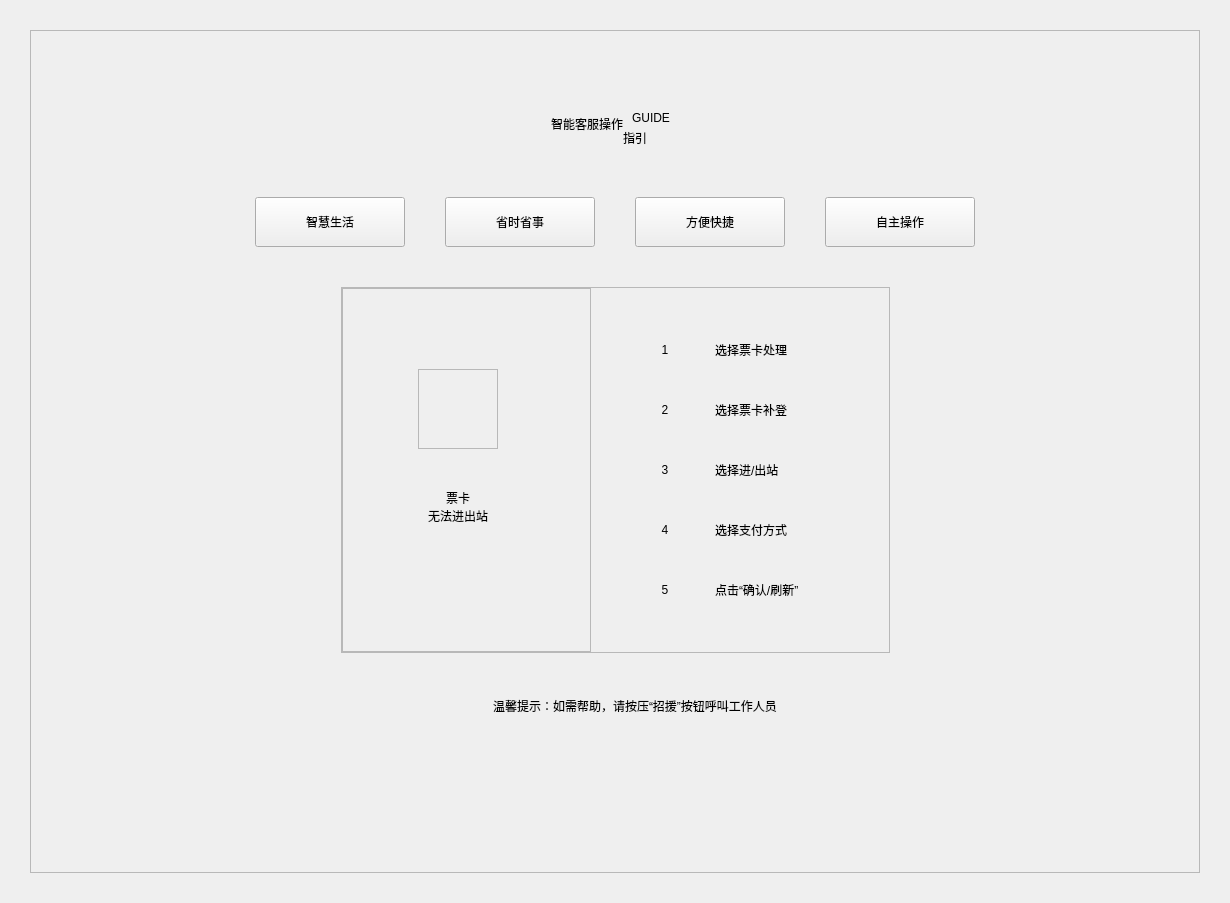
Above: guide/GuideMainWidget.ui from EllieYY/ism before the change. Below: the same form after it.
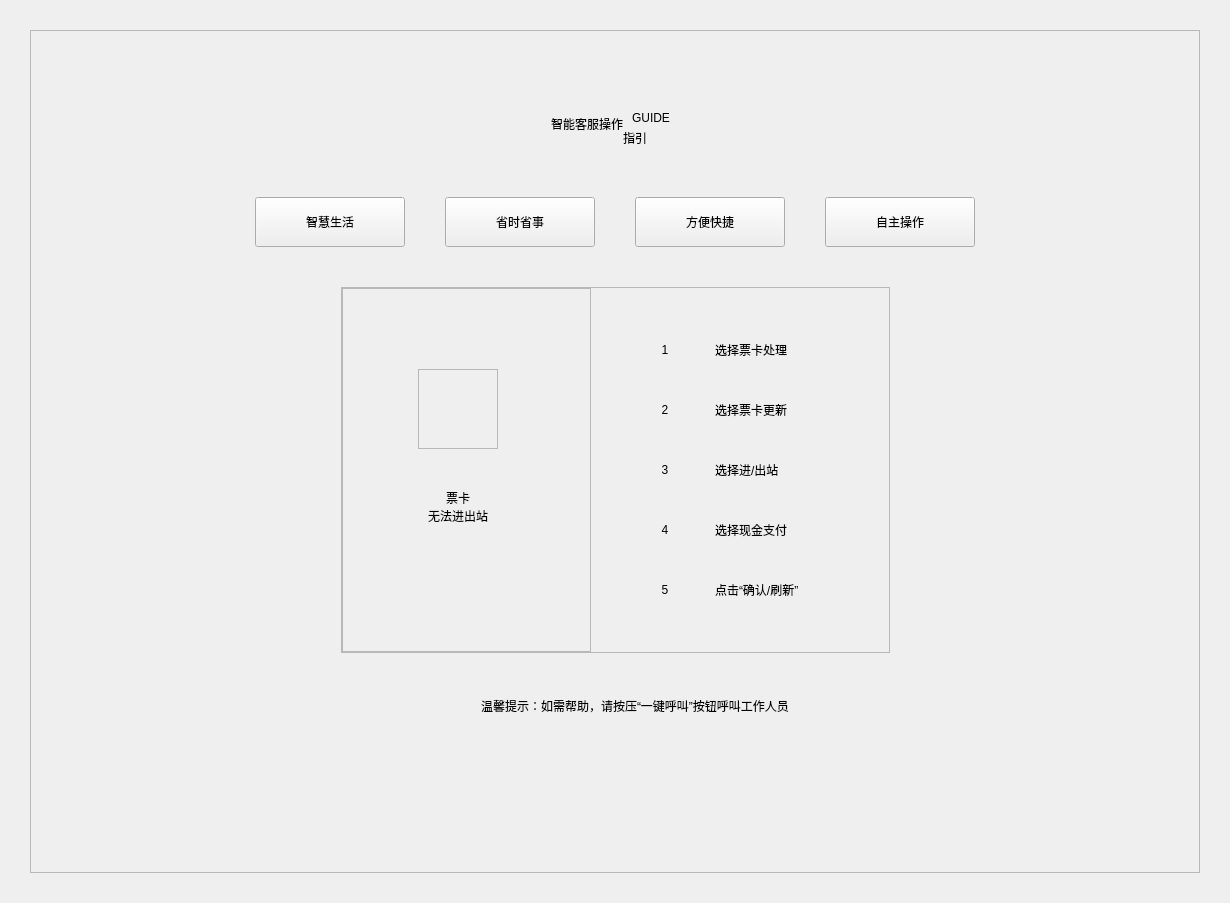
That is the form after the change.

The edit to the form file:
```diff
--- a/guide/GuideMainWidget.ui
+++ b/guide/GuideMainWidget.ui
@@ -578,7 +578,7 @@
                   <item row="1" column="1">
                    <widget class="QLabel" name="gText2">
                     <property name="text">
-                     <string>选择票卡补登</string>
+                     <string>选择票卡更新</string>
                     </property>
                    </widget>
                   </item>
@@ -636,7 +636,7 @@
                   <item row="3" column="1">
                    <widget class="QLabel" name="gText4">
                     <property name="text">
-                     <string>选择支付方式</string>
+                     <string>选择现金支付</string>
                     </property>
                    </widget>
                   </item>
@@ -762,7 +762,7 @@
              <item>
               <widget class="QLabel" name="label_7">
                <property name="text">
-                <string>温馨提示：如需帮助，请按压“招援”按钮呼叫工作人员</string>
+                <string>温馨提示：如需帮助，请按压“一键呼叫”按钮呼叫工作人员</string>
                </property>
               </widget>
              </item>
```
